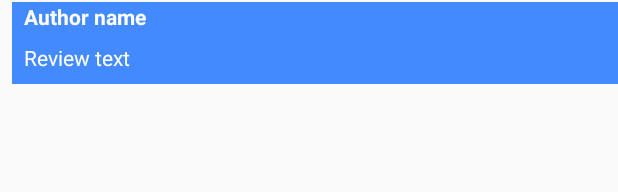
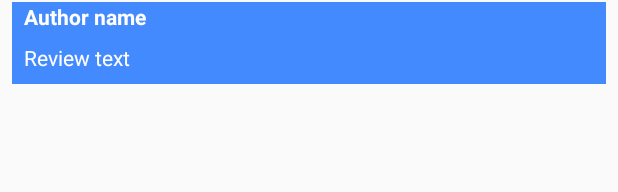
Before and after one commit to ChristianCholewa/Popular-Movies-Stage-2, an Android app: the layout review_item.xml on its own in the app's theme, with its tools: preview values and no code run, on a phone screen of 412 x 824 dp. Shown: the top 192 px of the screen. Run offline under Robolectric (Android 15) with nearby library versions, the phone set to English and light mode, and no system bars.

```diff
--- a/app/src/main/res/layout/favorite_item.xml
+++ b/app/src/main/res/layout/favorite_item.xml
@@ -12,7 +12,7 @@
 
     <TextView
         android:id="@+id/tv_favorite_title"
-        android:textSize="@dimen/titel_size"
+        android:textSize="@dimen/title_size"
         style="@style/favorite_item"
         tools:text="Title" />
 
--- a/app/src/main/res/layout/review_item.xml
+++ b/app/src/main/res/layout/review_item.xml
@@ -2,16 +2,12 @@
 <LinearLayout
     xmlns:android="http://schemas.android.com/apk/res/android"
     xmlns:tools="http://schemas.android.com/tools"
-    android:orientation="vertical"
-    android:layout_width="match_parent"
-    android:layout_height="wrap_content"
-    android:layout_marginTop="1dp"
-    android:layout_marginLeft="8dp"
+    style="@style/detail_item_layout"
     android:background="@color/colorReviewBackground">
 
     <TextView
         android:id="@+id/tv_author"
-        style="@style/detail_item_titel"
+        style="@style/detail_item_title"
         tools:text="Author name"/>
 
     <TextView
--- a/app/src/main/res/values/dimens.xml
+++ b/app/src/main/res/values/dimens.xml
@@ -1,11 +1,8 @@
 <?xml version="1.0" encoding="utf-8"?>
 <resources>
     <dimen name="rv_padding">8dp</dimen>
-    <dimen name="pb_padding">4dp</dimen>
-    <dimen name="detail_margin">8dp</dimen>
-    <dimen name="detail_padding">8dp</dimen>
 
     <dimen name="progressbar_size">42dp</dimen>
-    <dimen name="titel_size">24sp</dimen>
+    <dimen name="title_size">24sp</dimen>
 
 </resources>
--- a/app/src/main/res/values/styles.xml
+++ b/app/src/main/res/values/styles.xml
@@ -9,7 +9,7 @@
     </style>
 
     <style name="detail_title">
-        <item name="android:textSize">@dimen/titel_size</item>
+        <item name="android:textSize">@dimen/title_size</item>
     </style>
 
     <style name="detail_average">
@@ -63,6 +63,15 @@
         <item name="android:orientation">vertical</item>
     </style>
 
+    <style name="detail_item_layout">
+        <item name="android:orientation">vertical</item>
+        <item name="android:layout_width">match_parent</item>
+        <item name="android:layout_height">wrap_content</item>
+        <item name="android:layout_marginTop">1dp</item>
+        <item name="android:layout_marginLeft">8dp</item>
+        <item name="android:layout_marginRight">8dp</item>
+    </style>
+
     <style name="detail_item">
         <item name="android:layout_width">match_parent</item>
         <item name="android:layout_height">wrap_content</item>
@@ -72,7 +81,7 @@
         <item name="android:textColor">@android:color/white</item>
     </style>
 
-    <style name="detail_item_titel" parent="detail_item">
+    <style name="detail_item_title" parent="detail_item">
         <item name="android:textColor">@android:color/white</item>
         <item name="android:textStyle">bold</item>
     </style>
```
Also changed, not shown: app/src/main/java/com/example/android/popularmoviesstage2/FavoriteAdapter.java (+5 -5 lines), app/src/main/res/layout/trailer_item.xml (+2 -6 lines).
